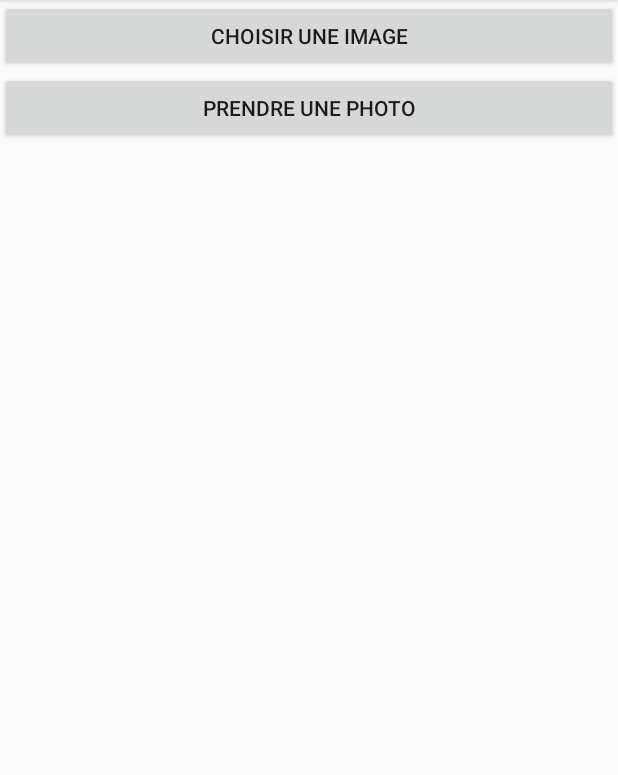
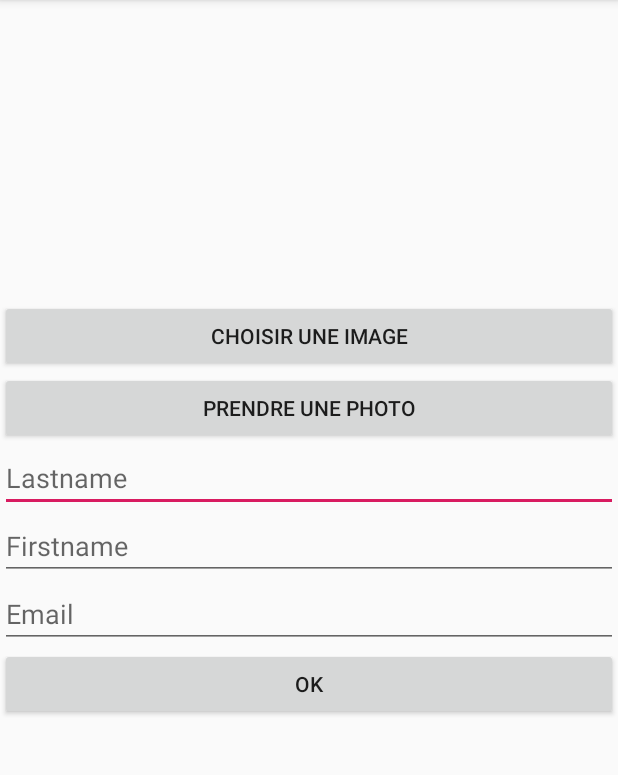
Before and after one commit to benjamin-benoit/ToDoBenjaminBenoit, an Android app: the UserInfoActivity screen opened directly, with no data from a screen before it, on a phone screen of 412 x 824 dp, the part 84-859 px from its top. Run offline under Robolectric (Android 15) with nearby library versions, the phone set to English and light mode, and no system bars; pictures from the network do not load; 1 statement that could not run was skipped.

Commit message:
add layout

```diff
--- a/app/src/main/res/layout/activity_user_info.xml
+++ b/app/src/main/res/layout/activity_user_info.xml
@@ -1,13 +1,20 @@
 <?xml version="1.0" encoding="utf-8"?>
 <LinearLayout xmlns:android="http://schemas.android.com/apk/res/android"
+    xmlns:tools="http://schemas.android.com/tools"
     android:layout_width="match_parent"
     android:layout_height="match_parent"
+    android:orientation="vertical">
+
+    <LinearLayout
+        android:id="@+id/pictureLayout"
+        android:layout_width="match_parent"
+        android:layout_height="wrap_content"
         android:orientation="vertical">
 
         <ImageView
             android:id="@+id/image_view"
             android:layout_width="match_parent"
-        android:layout_height="wrap_content" />
+            android:layout_height="200dp" />
 
         <Button
             android:id="@+id/upload_image_button"
@@ -21,3 +28,45 @@
             android:layout_height="wrap_content"
             android:text="Prendre une photo" />
     </LinearLayout>
+
+    <LinearLayout
+        android:id="@+id/userEdit"
+        android:layout_width="match_parent"
+        android:layout_height="wrap_content"
+        android:orientation="vertical"
+        android:visibility="visible"
+        tools:visibility="visible">
+
+        <EditText
+            android:id="@+id/userFirstName"
+            android:layout_width="match_parent"
+            android:layout_height="wrap_content"
+            android:ems="10"
+            android:hint="@string/firstname"
+            android:importantForAutofill="no"
+            android:inputType="textPersonName" />
+
+        <EditText
+            android:id="@+id/userLastName"
+            android:layout_width="match_parent"
+            android:layout_height="wrap_content"
+            android:ems="10"
+            android:hint="@string/lastname"
+            android:inputType="textPersonName" />
+
+        <EditText
+            android:id="@+id/userEmail"
+            android:layout_width="match_parent"
+            android:layout_height="wrap_content"
+            android:ems="10"
+            android:hint="@string/email"
+            android:inputType="textPersonName" />
+
+        <Button
+            android:id="@+id/button"
+            android:layout_width="match_parent"
+            android:layout_height="wrap_content"
+            android:text="@android:string/ok" />
+    </LinearLayout>
+
+</LinearLayout>
--- a/app/src/main/res/values/strings.xml
+++ b/app/src/main/res/values/strings.xml
@@ -1,5 +1,7 @@
 <resources>
     <string name="app_name">ToDoIbrahimaBenjamin</string>
     <string name="textview">TextView</string>
-    <string name="todo">TODO</string>
+    <string name="lastname">Firstname</string>
+    <string name="firstname">Lastname</string>
+    <string name="email">Email</string>
 </resources>
```
Also changed, not shown: app/src/main/java/com/benben/todo/tasklist/TaskListFragment.kt (+7 -4 lines), app/src/main/java/com/benben/todo/userinfo/UserInfoActivity.kt (+11 -0 lines), app/src/main/java/com/benben/todo/userinfo/UserInfoRepository.kt (+10 -0 lines), app/src/main/java/com/benben/todo/userinfo/UserInfoViewModel.kt (added, +33 -0 lines), app/src/main/res/layout/fragment_task_list.xml (+28 -20 lines). Lines whose indentation alone changed are shown as unchanged.
